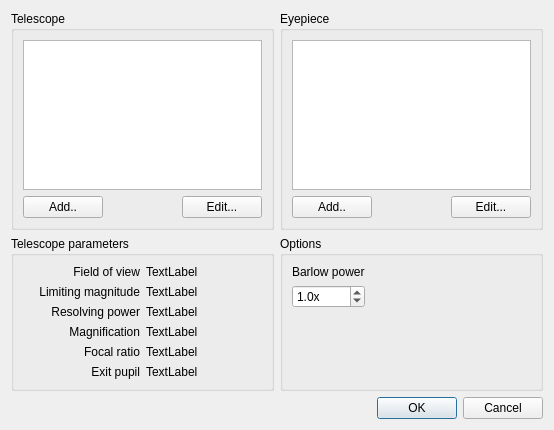
Before: the Qt Designer form cseltelefield.ui in PavelMr/skytechx, drawn with Qt 5.
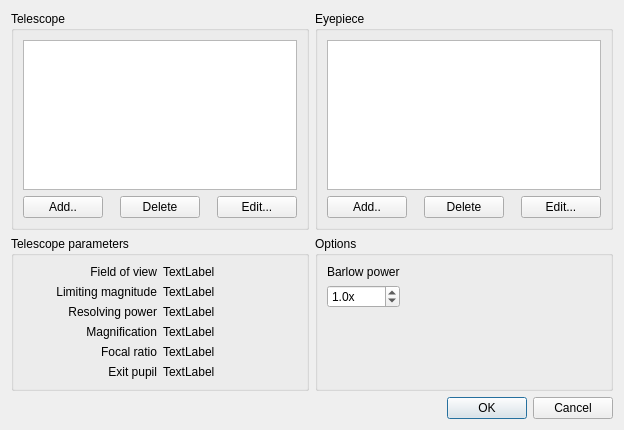
After: the same form once the commit is applied.

```diff
--- a/cseltelefield.ui
+++ b/cseltelefield.ui
@@ -6,7 +6,7 @@
    <rect>
     <x>0</x>
     <y>0</y>
-    <width>554</width>
+    <width>624</width>
     <height>428</height>
    </rect>
   </property>
@@ -89,6 +89,26 @@
           </property>
          </spacer>
         </item>
+        <item>
+         <widget class="QPushButton" name="pushButton_7">
+          <property name="text">
+           <string>Delete</string>
+          </property>
+         </widget>
+        </item>
+        <item>
+         <spacer name="horizontalSpacer_5">
+          <property name="orientation">
+           <enum>Qt::Horizontal</enum>
+          </property>
+          <property name="sizeHint" stdset="0">
+           <size>
+            <width>40</width>
+            <height>20</height>
+           </size>
+          </property>
+         </spacer>
+        </item>
         <item>
          <widget class="QPushButton" name="pushButton_2">
           <property name="text">
@@ -317,6 +337,26 @@
           </property>
          </widget>
         </item>
+        <item>
+         <spacer name="horizontalSpacer_6">
+          <property name="orientation">
+           <enum>Qt::Horizontal</enum>
+          </property>
+          <property name="sizeHint" stdset="0">
+           <size>
+            <width>40</width>
+            <height>20</height>
+           </size>
+          </property>
+         </spacer>
+        </item>
+        <item>
+         <widget class="QPushButton" name="pushButton_8">
+          <property name="text">
+           <string>Delete</string>
+          </property>
+         </widget>
+        </item>
         <item>
          <spacer name="horizontalSpacer_2">
           <property name="orientation">
```
